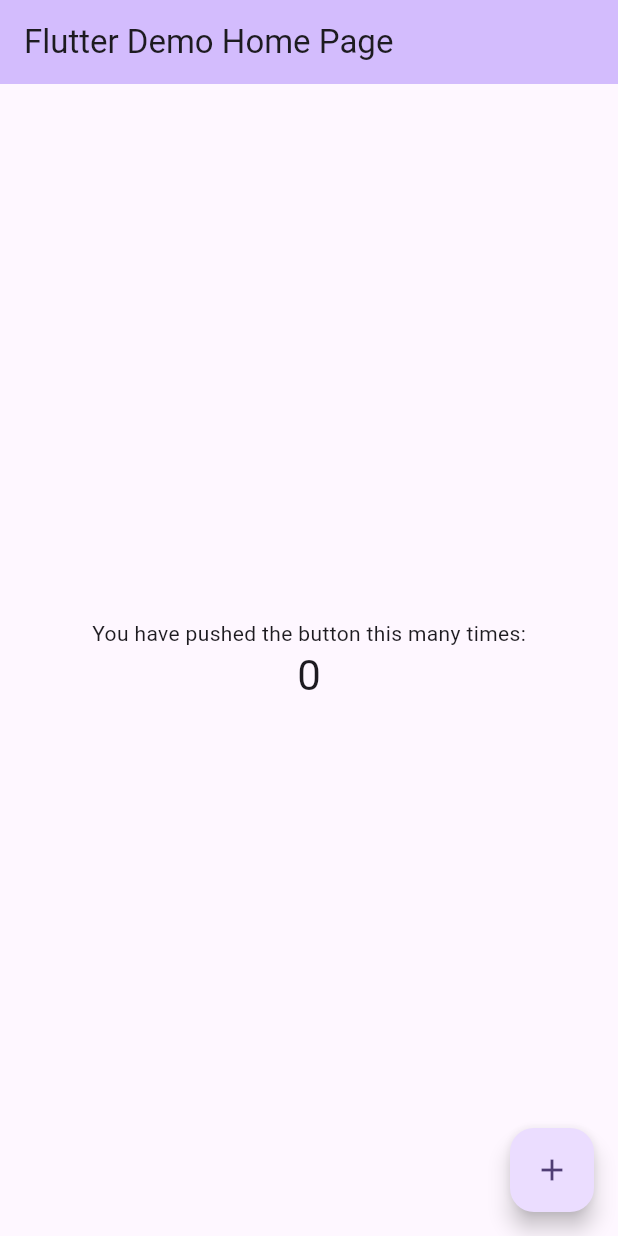
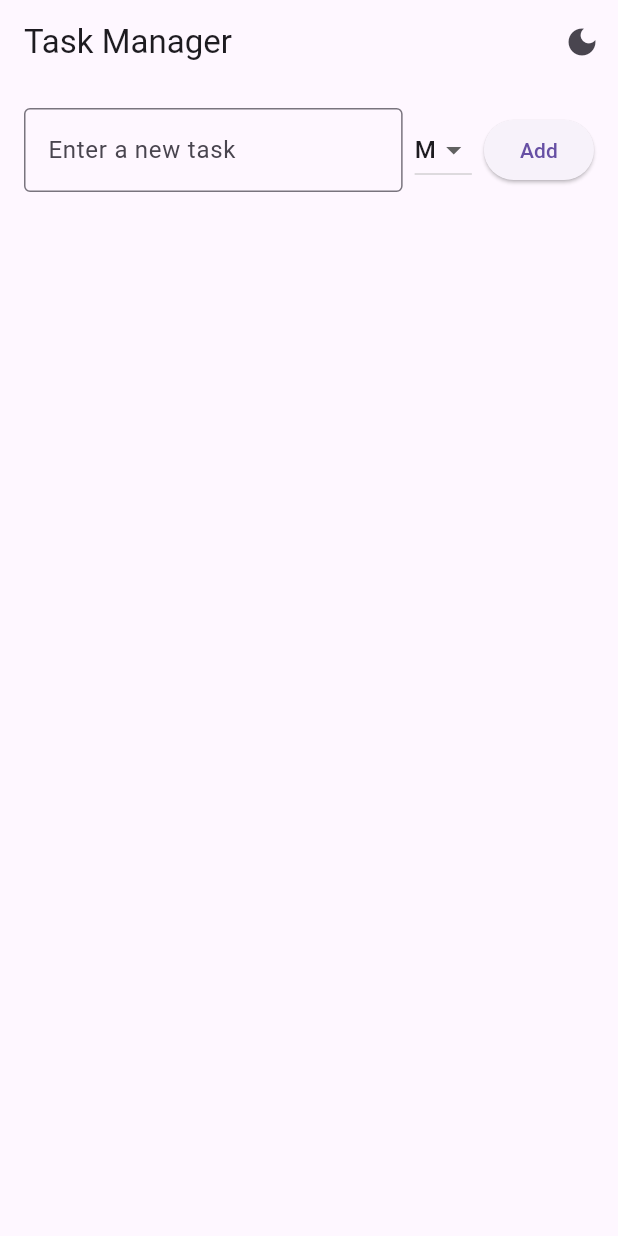
Before and after one commit to gsurjs/cw03_crud_app, a Flutter app: the screen it shows after launch, on a phone screen of 412 x 824 dp. Run offline on Flutter 3.47's test engine with Material 3 defaults, Android fonts, the light colour scheme and no system bars; our stand-ins replace shared_preferences.

Commit message:
feat: Implement core task management screen
Builds the main TaskListScreen as a StatefulWidget to manage the app state. Implements all CRUD (Create, Read, Update, Delete) operations for tasks and handles UI updates using setState.

```diff
--- a/lib/main.dart
+++ b/lib/main.dart
@@ -1,122 +1,262 @@
+import 'dart:convert';
 import 'package:flutter/material.dart';
+import 'package:shared_preferences/shared_preferences.dart';
+import 'task_model.dart';
 
 void main() {
-  runApp(const MyApp());
+  runApp(const TaskManagerApp());
 }
 
-class MyApp extends StatelessWidget {
-  const MyApp({super.key});
+class TaskManagerApp extends StatefulWidget {
+  const TaskManagerApp({super.key});
 
-  // This widget is the root of your application.
   @override
-  Widget build(BuildContext context) {
-    return MaterialApp(
-      title: 'Flutter Demo',
-      theme: ThemeData(
-        // This is the theme of your application.
-        //
-        // TRY THIS: Try running your application with "flutter run". You'll see
-        // the application has a purple toolbar. Then, without quitting the app,
-        // try changing the seedColor in the colorScheme below to Colors.green
-        // and then invoke "hot reload" (save your changes or press the "hot
-        // reload" button in a Flutter-supported IDE, or press "r" if you used
-        // the command line to start the app).
-        //
-        // Notice that the counter didn't reset back to zero; the application
-        // state is not lost during the reload. To reset the state, use hot
-        // restart instead.
-        //
-        // This works for code too, not just values: Most code changes can be
-        // tested with just a hot reload.
-        colorScheme: ColorScheme.fromSeed(seedColor: Colors.deepPurple),
-      ),
-      home: const MyHomePage(title: 'Flutter Demo Home Page'),
-    );
-  }
+  State<TaskManagerApp> createState() => _TaskManagerAppState();
 }
 
-class MyHomePage extends StatefulWidget {
-  const MyHomePage({super.key, required this.title});
-
-  // This widget is the home page of your application. It is stateful, meaning
-  // that it has a State object (defined below) that contains fields that affect
-  // how it looks.
-
-  // This class is the configuration for the state. It holds the values (in this
-  // case the title) provided by the parent (in this case the App widget) and
-  // used by the build method of the State. Fields in a Widget subclass are
-  // always marked "final".
-
-  final String title;
+class _TaskManagerAppState extends State<TaskManagerApp> {
+  ThemeMode _themeMode = ThemeMode.light;
 
   @override
-  State<MyHomePage> createState() => _MyHomePageState();
-}
+  void initState() {
+    super.initState();
+    _loadTheme();
+  }
 
-class _MyHomePageState extends State<MyHomePage> {
-  int _counter = 0;
+  // Load theme preference from shared_preferences
+  void _loadTheme() async {
+    final prefs = await SharedPreferences.getInstance();
+    final isDarkMode = prefs.getBool('isDarkMode') ?? false;
+    setState(() {
+      _themeMode = isDarkMode ? ThemeMode.dark : ThemeMode.light;
+    });
+  }
 
-  void _incrementCounter() {
+  // Toggle and save theme preference
+  void _toggleTheme() async {
+    final prefs = await SharedPreferences.getInstance();
     setState(() {
-      // This call to setState tells the Flutter framework that something has
-      // changed in this State, which causes it to rerun the build method below
-      // so that the display can reflect the updated values. If we changed
-      // _counter without calling setState(), then the build method would not be
-      // called again, and so nothing would appear to happen.
-      _counter++;
+      _themeMode =
+          _themeMode == ThemeMode.light ? ThemeMode.dark : ThemeMode.light;
+      prefs.setBool('isDarkMode', _themeMode == ThemeMode.dark);
     });
   }
 
   @override
   Widget build(BuildContext context) {
-    // This method is rerun every time setState is called, for instance as done
-    // by the _incrementCounter method above.
-    //
-    // The Flutter framework has been optimized to make rerunning build methods
-    // fast, so that you can just rebuild anything that needs updating rather
-    // than having to individually change instances of widgets.
+    return MaterialApp(
+      title: 'Task Manager',
+      theme: ThemeData.light(useMaterial3: true),
+      darkTheme: ThemeData.dark(useMaterial3: true),
+      themeMode: _themeMode,
+      home: TaskListScreen(onToggleTheme: _toggleTheme),
+      debugShowCheckedModeBanner: false,
+    );
+  }
+}
+
+
+// Main screen widget
+class TaskListScreen extends StatefulWidget {
+  final VoidCallback onToggleTheme;
+  const TaskListScreen({super.key, required this.onToggleTheme});
+
+  @override
+  State<TaskListScreen> createState() => _TaskListScreenState();
+}
+
+class _TaskListScreenState extends State<TaskListScreen> {
+  final TextEditingController _taskController = TextEditingController();
+  List<Task> _tasks = []; // Instance variable to hold the list of tasks
+  TaskPriority _selectedPriority = TaskPriority.medium;
+
+  @override
+  void initState() {
+    super.initState();
+    _loadTasks();
+  }
+
+  // Data Persistence Methods
+
+  Future<void> _loadTasks() async {
+    final prefs = await SharedPreferences.getInstance();
+    final String? tasksString = prefs.getString('tasks');
+    if (tasksString != null) {
+      final List<dynamic> taskJson = jsonDecode(tasksString);
+      setState(() {
+        _tasks = taskJson.map((json) => Task.fromJson(json)).toList();
+        _sortTasks();
+      });
+    }
+  }
+
+  Future<void> _saveTasks() async {
+    final prefs = await SharedPreferences.getInstance();
+    final String tasksString =
+        jsonEncode(_tasks.map((task) => task.toJson()).toList());
+    await prefs.setString('tasks', tasksString);
+  }
+
+  // Task Management Methods
+  // All methods use setState to update the UI accordingly
+
+  void _addTask() {
+    final String taskName = _taskController.text.trim();
+    if (taskName.isNotEmpty) {
+      setState(() {
+        _tasks.add(Task(
+          id: DateTime.now().toString(),
+          name: taskName,
+          priority: _selectedPriority,
+        ));
+        _taskController.clear();
+        _sortTasks(); // Sort after adding a new task
+        _saveTasks();
+      });
+    }
+  }
+
+  void _toggleTaskCompletion(String id) {
+    setState(() {
+      final task = _tasks.firstWhere((task) => task.id == id);
+      task.isCompleted = !task.isCompleted;
+      _saveTasks();
+    });
+  }
+
+  void _deleteTask(String id) {
+    setState(() {
+      _tasks.removeWhere((task) => task.id == id);
+      _saveTasks();
+    });
+  }
+
+  void _changeTaskPriority(String id, TaskPriority newPriority) {
+    setState(() {
+      final task = _tasks.firstWhere((task) => task.id == id);
+      task.priority = newPriority;
+      _sortTasks(); // Re-sort the list when a priority changes
+      _saveTasks();
+    });
+  }
+
+  void _sortTasks() {
+    _tasks.sort((a, b) => b.priority.index.compareTo(a.priority.index));
+  }
+
+  @override
+  Widget build(BuildContext context) {
     return Scaffold(
       appBar: AppBar(
-        // TRY THIS: Try changing the color here to a specific color (to
-        // Colors.amber, perhaps?) and trigger a hot reload to see the AppBar
-        // change color while the other colors stay the same.
-        backgroundColor: Theme.of(context).colorScheme.inversePrimary,
-        // Here we take the value from the MyHomePage object that was created by
-        // the App.build method, and use it to set our appbar title.
-        title: Text(widget.title),
+        title: const Text('Task Manager'),
+        actions: [
+          IconButton(
+            icon: Icon(Theme.of(context).brightness == Brightness.dark
+                ? Icons.light_mode
+                : Icons.dark_mode),
+            onPressed: widget.onToggleTheme,
+          ),
+        ],
       ),
-      body: Center(
-        // Center is a layout widget. It takes a single child and positions it
-        // in the middle of the parent.
+      body: Padding(
+        padding: const EdgeInsets.all(16.0),
         child: Column(
-          // Column is also a layout widget. It takes a list of children and
-          // arranges them vertically. By default, it sizes itself to fit its
-          // children horizontally, and tries to be as tall as its parent.
-          //
-          // Column has various properties to control how it sizes itself and
-          // how it positions its children. Here we use mainAxisAlignment to
-          // center the children vertically; the main axis here is the vertical
-          // axis because Columns are vertical (the cross axis would be
-          // horizontal).
-          //
-          // TRY THIS: Invoke "debug painting" (choose the "Toggle Debug Paint"
-          // action in the IDE, or press "p" in the console), to see the
-          // wireframe for each widget.
-          mainAxisAlignment: MainAxisAlignment.center,
-          children: <Widget>[
-            const Text('You have pushed the button this many times:'),
-            Text(
-              '$_counter',
-              style: Theme.of(context).textTheme.headlineMedium,
+          children: [
+            _buildTaskInputSection(), // UI for adding tasks
+            const SizedBox(height: 20),
+            Expanded(
+              child: _buildTaskList(), // UI to display the list of tasks
             ),
           ],
         ),
       ),
-      floatingActionButton: FloatingActionButton(
-        onPressed: _incrementCounter,
-        tooltip: 'Increment',
-        child: const Icon(Icons.add),
-      ), // This trailing comma makes auto-formatting nicer for build methods.
+    );
+  }
+
+  // Widget for the text input field, priority selector, and Add button
+  Widget _buildTaskInputSection() {
+    return Row(
+      children: [
+        Expanded(
+          child: TextField( // Text input field
+            controller: _taskController,
+            decoration: const InputDecoration(
+              labelText: 'Enter a new task',
+              border: OutlineInputBorder(),
+            ),
+          ),
+        ),
+        const SizedBox(width: 8),
+        // Dropdown for selecting priority
+        DropdownButton<TaskPriority>(
+          value: _selectedPriority,
+          onChanged: (TaskPriority? newValue) {
+            if (newValue != null) {
+              setState(() {
+                _selectedPriority = newValue;
+              });
+            }
+          },
+          items: TaskPriority.values.map((priority) {
+            return DropdownMenuItem<TaskPriority>(
+              value: priority,
+              child: Text(priority.name[0].toUpperCase()),
+            );
+          }).toList(),
+        ),
+        const SizedBox(width: 8),
+        ElevatedButton( // Add button
+          onPressed: _addTask, // Implements add functionality
+          child: const Text('Add'),
+        ),
+      ],
+    );
+  }
+
+  // Widget for displaying the list of tasks
+  Widget _buildTaskList() {
+    return ListView.builder(
+      itemCount: _tasks.length,
+      itemBuilder: (context, index) {
+        final task = _tasks[index];
+        return Card(
+          margin: const EdgeInsets.symmetric(vertical: 4.0),
+          child: ListTile(
+            leading: Checkbox( // Checkbox to mark task as complete
+              value: task.isCompleted,
+              onChanged: (_) => _toggleTaskCompletion(task.id), // Implements completion functionality
+            ),
+            title: Text(
+              task.name,
+              style: TextStyle(
+                decoration: task.isCompleted
+                    ? TextDecoration.lineThrough
+                    : TextDecoration.none,
+              ),
+            ),
+            // Displays task priority next to the task
+            trailing: Row(
+              mainAxisSize: MainAxisSize.min,
+              children: [
+                // Allows priority changes after creation
+                DropdownButton<TaskPriority>(
+                    value: task.priority,
+                    onChanged: (newVal) => _changeTaskPriority(task.id, newVal!),
+                    items: TaskPriority.values
+                        .map((p) => DropdownMenuItem(
+                              value: p,
+                              child: Text(p.name[0].toUpperCase()),
+                            ))
+                        .toList()),
+                IconButton( // Delete button
+                  icon: const Icon(Icons.delete, color: Colors.red),
+                  onPressed: () => _deleteTask(task.id), // Implements delete functionality
+                ),
+              ],
+            ),
+          ),
+        );
+      },
     );
   }
 }
```
